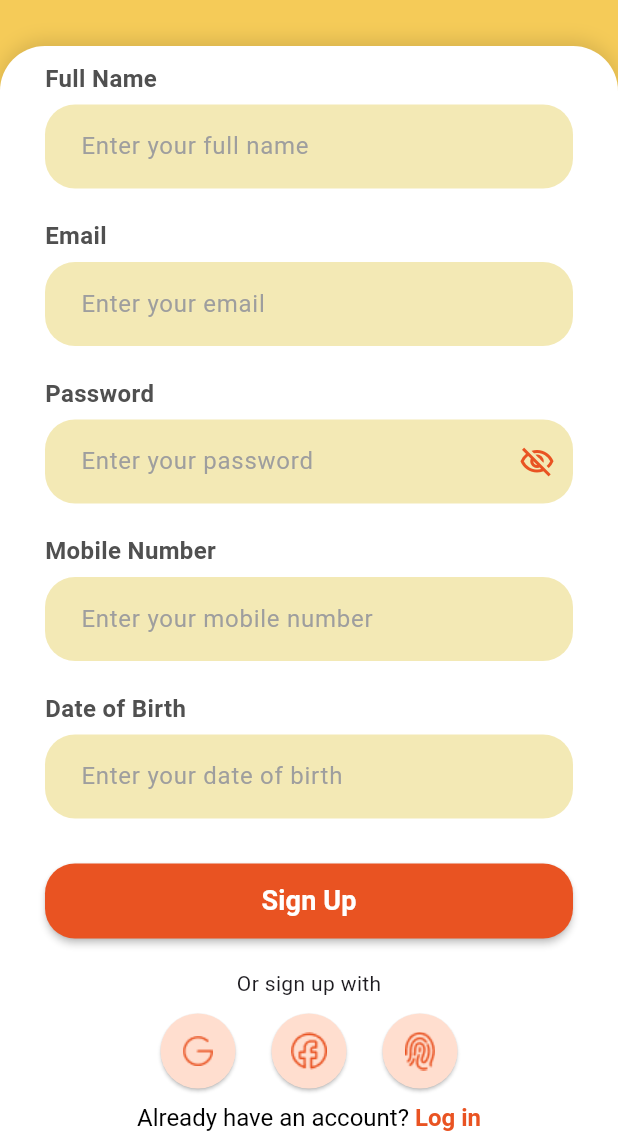
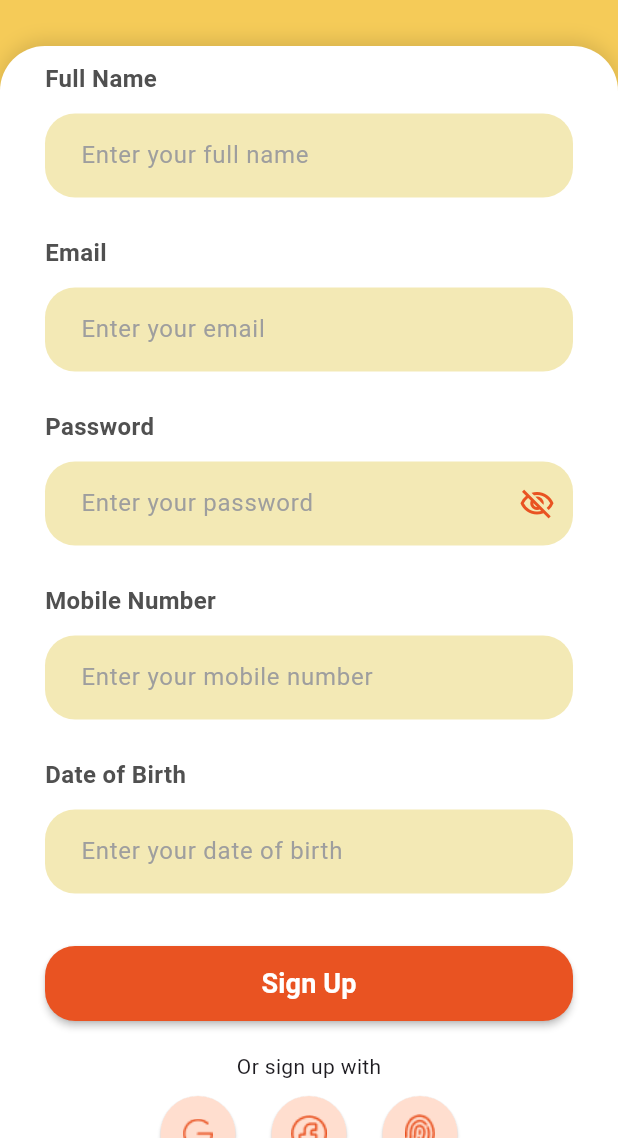
Before and after one commit to PhamVanDong2407/foodapp, a Flutter app: the SignupPage screen opened by its route, on a phone screen of 412 x 824 dp, the part 98-1236 px from its top. Run offline on Flutter 3.47's test engine with Material 3 defaults, Android fonts, the phone set to English and light mode, and no system bars; our stand-ins replace firebase_auth, firebase_core, get; accounts and stored records are empty.

Commit message:
cap nhat tiep

```diff
--- a/lib/components/auth_page/customTextField.dart
+++ b/lib/components/auth_page/customTextField.dart
@@ -8,6 +8,7 @@ class CustomTextField extends StatelessWidget {
   final bool obscureText;
   final VoidCallback? toggleObscureText;
   final TextInputType? keyboardType;
+  final String? errorText;
 
   const CustomTextField({
     super.key,
@@ -18,13 +19,12 @@ class CustomTextField extends StatelessWidget {
     this.obscureText = false,
     this.toggleObscureText,
     this.keyboardType,
+    this.errorText,
   });
 
   @override
   Widget build(BuildContext context) {
-    return Padding(
-      padding: const EdgeInsets.only(bottom: 20),
-      child: Column(
+    return Column(
       crossAxisAlignment: CrossAxisAlignment.start,
       children: [
         Text(
@@ -35,33 +35,28 @@ class CustomTextField extends StatelessWidget {
             fontSize: 16,
           ),
         ),
-          const SizedBox(height: 6),
+        const SizedBox(height: 12),
         TextFormField(
           controller: controller,
-            obscureText: isPassword ? obscureText : false,
+          obscureText: obscureText,
           keyboardType: keyboardType,
           style: const TextStyle(
-                color: Colors.black, fontWeight: FontWeight.w500),
+            color: Colors.black,
+            fontWeight: FontWeight.w500,
+          ),
           decoration: InputDecoration(
             filled: true,
             fillColor: const Color(0xffF3E9B5),
             hintText: hintText,
             hintStyle: TextStyle(
-                  color: Colors.grey[500], fontWeight: FontWeight.w400),
+              color: Colors.grey[500],
+              fontWeight: FontWeight.w400,
+            ),
             contentPadding:
             const EdgeInsets.symmetric(horizontal: 20, vertical: 16),
             border: OutlineInputBorder(
               borderRadius: BorderRadius.circular(20),
               borderSide: BorderSide.none,
-              ),
-              enabledBorder: OutlineInputBorder(
-                borderRadius: BorderRadius.circular(20),
-                borderSide: BorderSide.none,
-              ),
-              focusedBorder: OutlineInputBorder(
-                borderRadius: BorderRadius.circular(20),
-                borderSide:
-                    const BorderSide(color: Color(0xffE95322), width: 1),
             ),
             suffixIcon: isPassword
                 ? IconButton(
@@ -74,10 +69,12 @@ class CustomTextField extends StatelessWidget {
               onPressed: toggleObscureText,
             )
                 : null,
+            errorText: errorText,
+            errorStyle: const TextStyle(color: Colors.red),
           ),
         ),
+        const SizedBox(height: 25),
       ],
-      ),
     );
   }
 }
--- a/lib/pages/auth_page/signup_page.dart
+++ b/lib/pages/auth_page/signup_page.dart
@@ -22,6 +22,7 @@ class SignupPage extends StatelessWidget {
               child: TextTitle(
                 text_Title_Auth: 'New Account',
                 onPressed: () {
+                  signupController.clearFields();
                   Get.toNamed('/login');
                 },
                 img_auth_page: 'assets/images/back_icon.png',
@@ -47,7 +48,8 @@ class SignupPage extends StatelessWidget {
                 ),
                 child: const SingleChildScrollView(
                   child: Padding(
-                    padding: EdgeInsets.symmetric(horizontal: 30, vertical: 10),
+                    padding:
+                    EdgeInsets.symmetric(horizontal: 30, vertical: 10),
                     child: Column(
                       crossAxisAlignment: CrossAxisAlignment.start,
                       children: [
@@ -78,16 +80,22 @@ class TextFFSignup extends StatelessWidget {
     return Column(
       crossAxisAlignment: CrossAxisAlignment.start,
       children: [
-        CustomTextField(
+        Obx(() => CustomTextField(
           controller: signupController.fullname,
           label: 'Full Name',
           hintText: 'Enter your full name',
-        ),
-        CustomTextField(
+          errorText: signupController.fullnameError.value.isEmpty
+              ? null
+              : signupController.fullnameError.value,
+        )),
+        Obx(() => CustomTextField(
           controller: signupController.email,
           label: 'Email',
           hintText: 'Enter your email',
-        ),
+          errorText: signupController.emailError.value.isEmpty
+              ? null
+              : signupController.emailError.value,
+        )),
         Obx(() => CustomTextField(
           controller: signupController.password,
           label: 'Password',
@@ -97,19 +105,28 @@ class TextFFSignup extends StatelessWidget {
           toggleObscureText: () {
             signupController.togglePasswordVisibility();
           },
+          errorText: signupController.passwordError.value.isEmpty
+              ? null
+              : signupController.passwordError.value,
         )),
-        CustomTextField(
+        Obx(() => CustomTextField(
           controller: signupController.mobilenumber,
           label: 'Mobile Number',
           hintText: 'Enter your mobile number',
           keyboardType: TextInputType.phone,
-        ),
-        CustomTextField(
+          errorText: signupController.mobileError.value.isEmpty
+              ? null
+              : signupController.mobileError.value,
+        )),
+        Obx(() => CustomTextField(
           controller: signupController.dateofbirth,
           label: 'Date of Birth',
           hintText: 'Enter your date of birth',
           keyboardType: TextInputType.datetime,
-        ),
+          errorText: signupController.dobError.value.isEmpty
+              ? null
+              : signupController.dobError.value,
+        )),
         const SizedBox(height: 10),
         SizedBox(
           width: double.infinity,
@@ -144,12 +161,13 @@ class TextFFSignup extends StatelessWidget {
   }
 }
 
-/// Widget cho phần đăng ký qua mạng xã hội
 class orSignupDiff extends StatelessWidget {
   const orSignupDiff({super.key});
 
   @override
   Widget build(BuildContext context) {
+    final SignupController signupController = Get.find();
+
     return Column(
       children: [
         const Text('Or sign up with'),
@@ -165,6 +183,7 @@ class orSignupDiff extends StatelessWidget {
         const SizedBox(height: 10),
         GestureDetector(
           onTap: () {
+            signupController.clearFields();
             Get.toNamed('/login');
           },
           child: RichText(
```
Also changed, not shown: lib/controllers/auth/login_controller.dart (+41 -28 lines), lib/controllers/auth/signup_controller.dart (+67 -29 lines), lib/pages/auth_page/login_page.dart (+12 -0 lines), lib/controllers/auth/setpassword_controller.dart (added). Lines whose indentation alone changed are shown as unchanged.
